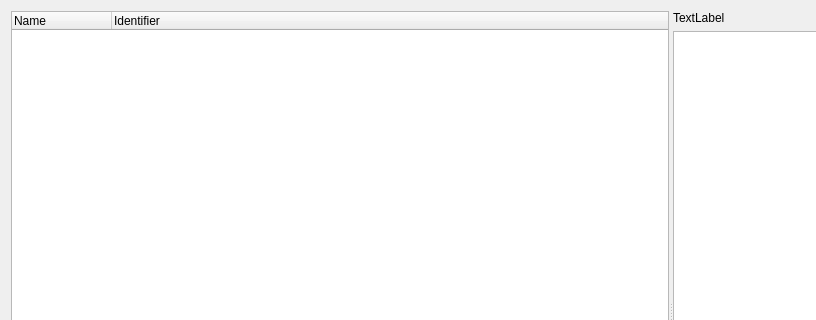
Old version of the form som_gui/qt_designs/ProjectPhaseWindow.ui in the repository c-mellueh/SOM-Toolkit; both pictures show x 0 to 816 and y 0 to 320 of the 1341 by 650 pixel window.
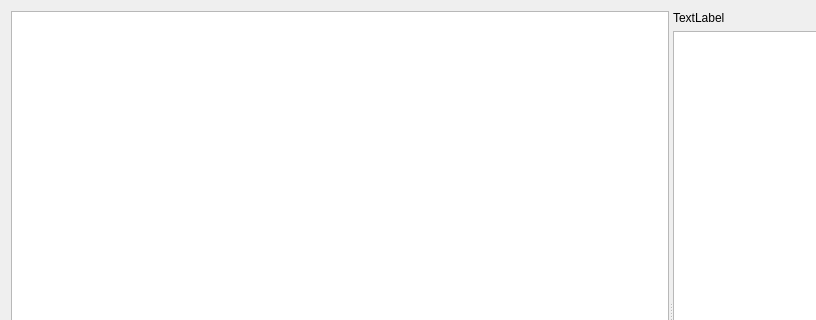
New version of the form.

What changed in the file:
```diff
--- a/som_gui/qt_designs/ProjectPhaseWindow.ui
+++ b/som_gui/qt_designs/ProjectPhaseWindow.ui
@@ -19,17 +19,10 @@
      <property name="orientation">
       <enum>Qt::Horizontal</enum>
      </property>
-     <widget class="QTreeWidget" name="object_tree">
-      <column>
-       <property name="text">
-        <string>Name</string>
-       </property>
-      </column>
-      <column>
-       <property name="text">
-        <string>Identifier</string>
-       </property>
-      </column>
+     <widget class="QTreeView" name="object_tree">
+      <property name="editTriggers">
+       <set>QAbstractItemView::NoEditTriggers</set>
+      </property>
      </widget>
      <widget class="QWidget" name="verticalLayoutWidget">
       <layout class="QVBoxLayout" name="verticalLayout_2">
```
